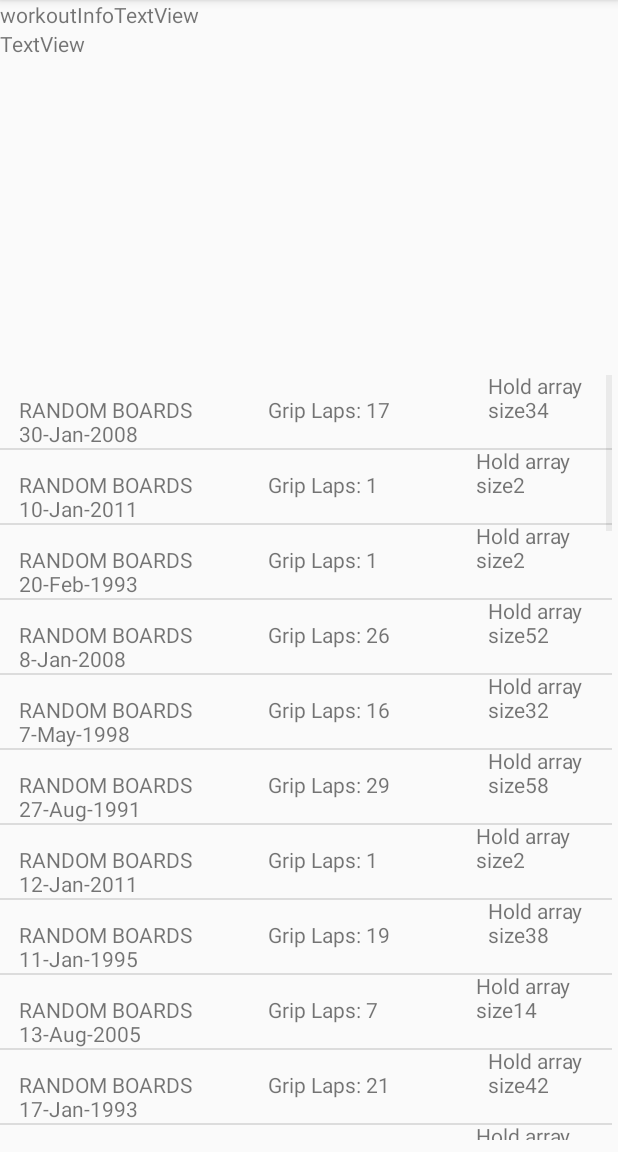
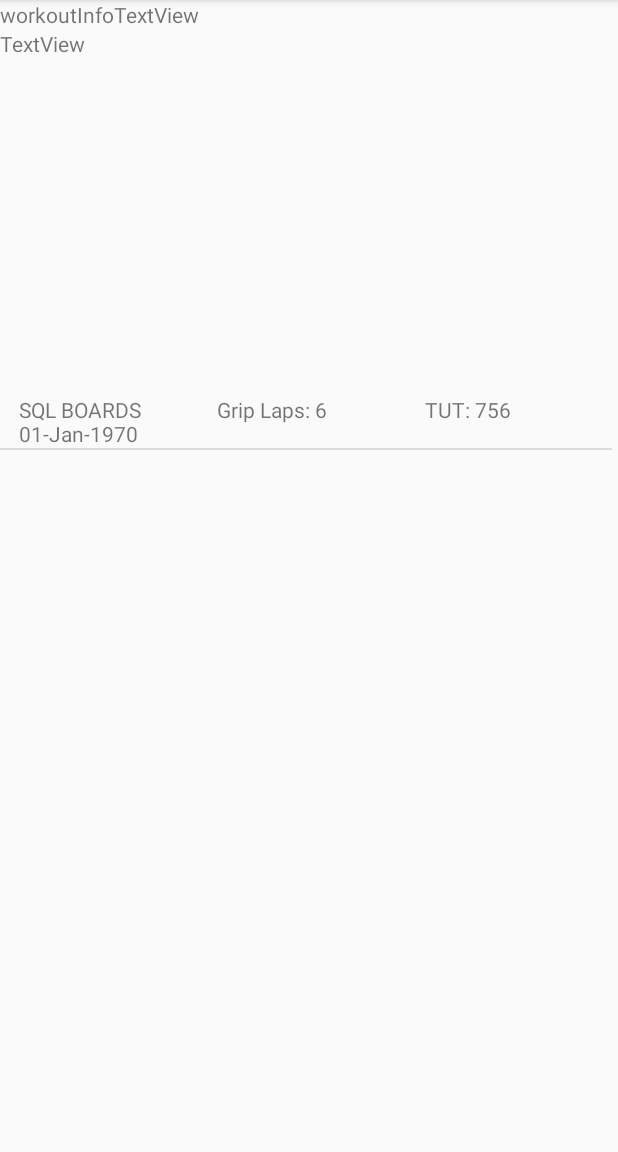
Before and after one commit to drugggi/HangboardApp, an Android app: the WorkoutStatistics screen opened directly, with no data from a screen before it, on a phone screen of 412 x 824 dp, the part 84-1236 px from its top. Run offline under Robolectric (Android 15) with nearby library versions, the phone set to English and light mode, and no system bars; 11 statements that could not run were skipped.

Commit message:
Date is working in SQLite database as long milliseconds value

```diff
--- a/app/src/main/java/com/finn/laakso/hangboardapp/MyDBHandler.java
+++ b/app/src/main/java/com/finn/laakso/hangboardapp/MyDBHandler.java
@@ -71,7 +71,7 @@ public class MyDBHandler extends SQLiteOpenHelper {
 
     }
 
-    public void addHangboardWorkout(int date, String hangboardName, TimeControls timeControls, ArrayList<Hold> workoutHolds) {
+    public void addHangboardWorkout(long date, String hangboardName, TimeControls timeControls, ArrayList<Hold> workoutHolds) {
 
         StringBuilder holdNumbers= new StringBuilder();
         StringBuilder gripTypes = new StringBuilder();
@@ -112,16 +112,27 @@ public class MyDBHandler extends SQLiteOpenHelper {
         onCreate(db);
     }
 
-    public int lookUpDate(int position) {
+    public int lookUpWorkoutCount() {
+
+        String countQuery = "SELECT  * FROM " + TABLE_WORKOUTS;
+        SQLiteDatabase db = this.getReadableDatabase();
+        Cursor cursor = db.rawQuery(countQuery, null);
+        int count = cursor.getCount();
+        cursor.close();
+        return count;
+
+    }
+
+    public long lookUpDate(int position) {
         String query = "SELECT * FROM " + TABLE_WORKOUTS + " WHERE " + COLUMN_ID + " =  \"" + position + "\"";
         SQLiteDatabase db = this.getWritableDatabase();
         Cursor cursor = db.rawQuery(query, null);
 
-        int date= 0;
+        long date= 0;
 
         if (cursor.moveToFirst()) {
             cursor.moveToFirst();
-            date = Integer.parseInt(cursor.getString(1));
+            date = Long.parseLong(cursor.getString(1));
         }
         db.close();
         return date;
--- a/app/src/main/java/com/finn/laakso/hangboardapp/WorkoutHistoryAdapter.java
+++ b/app/src/main/java/com/finn/laakso/hangboardapp/WorkoutHistoryAdapter.java
@@ -7,7 +7,9 @@ import android.view.ViewGroup;
 import android.widget.BaseAdapter;
 import android.widget.TextView;
 
+import java.text.SimpleDateFormat;
 import java.util.ArrayList;
+import java.util.Date;
 
 /**
  * Created by Laakso on 5.6.2018.
@@ -20,6 +22,8 @@ public class WorkoutHistoryAdapter extends BaseAdapter {
     ArrayList<String> dates;
     ArrayList<ArrayList<Hold>> arrayListOfHolds;
 
+    MyDBHandler db;
+
 
     public WorkoutHistoryAdapter(Context c,ArrayList<String> dates, ArrayList<TimeControls> tc,
                                  ArrayList<ArrayList<Hold>> arrayOfHolds) {
@@ -28,13 +32,17 @@ public class WorkoutHistoryAdapter extends BaseAdapter {
         this.dates = dates;
         this.timeControls = tc;
 
+        this.db = new MyDBHandler(c,null,null,1);
+
         mInflator = (LayoutInflater) c.getSystemService(Context.LAYOUT_INFLATER_SERVICE);
 
     }
 
     @Override
     public int getCount() {
-        return timeControls.size();
+
+        return db.lookUpWorkoutCount();
+        //return timeControls.size();
     }
 
     @Override
@@ -68,9 +76,12 @@ public class WorkoutHistoryAdapter extends BaseAdapter {
         TextView holdsTextView = (TextView) v.findViewById(R.id.hangboardTextView);
         TextView workoutTextView = (TextView) v.findViewById(R.id.difficultyTextView);
 
-        String board="RANDOM BOARDS\n" + dates.get(position);
-        String hold=" Grip Laps: " + timeControls.get(position).getGripLaps();
-        String grade="Hold array size" + arrayListOfHolds.get(position).size();
+        SimpleDateFormat sdf = new SimpleDateFormat("dd-MMM-yyyy");
+        Date resultdate = new Date(db.lookUpDate(position));
+
+        String board="SQL BOARDS\n" + sdf.format(resultdate);
+        String hold=" Grip Laps: " + db.lookUpTimeControls(position).getGripLaps();
+        String grade="TUT: " + db.lookUpTimeControls(position).getTimeUnderTension();
 
         boardTextView.setText(board);
         holdsTextView.setText(hold);
--- a/app/src/main/java/com/finn/laakso/hangboardapp/WorkoutStatistics.java
+++ b/app/src/main/java/com/finn/laakso/hangboardapp/WorkoutStatistics.java
@@ -8,7 +8,9 @@ import android.widget.ListView;
 import android.widget.TextView;
 import android.widget.Toast;
 
+import java.text.SimpleDateFormat;
 import java.util.ArrayList;
+import java.util.Date;
 import java.util.Random;
 
 public class WorkoutStatistics extends AppCompatActivity {
@@ -68,8 +70,12 @@ public class WorkoutStatistics extends AppCompatActivity {
                 timeControls.setGripLaps(workoutHolds.size()/2);
             }
         }
-
-        dbHandler.addHangboardWorkout(112233,"test board", timeControls, workoutHolds);
+        long time = System.currentTimeMillis();
+        SimpleDateFormat sdf = new SimpleDateFormat("dd-MMM-yyyy");
+        Date resultdate = new Date(time);
+        //Log.e("long time: "," " + time);
+        //Log.e("result date", sdf.format(resultdate));
+        dbHandler.addHangboardWorkout(time,"test board", timeControls, workoutHolds);
 
        // Log.d("before tc","tc next");
         allTimeControls = new ArrayList<TimeControls>();
@@ -82,19 +88,20 @@ public class WorkoutStatistics extends AppCompatActivity {
             arrayList_workoutHolds.add(getRandomWorkoutHolds(allTimeControls.get(i).getGripLaps()));
         }
 
+
 /*
-        Date c = Calendar.getInstance().getTime();
+        java.sql.Date c = Calendar.getInstance().getTime();
         Toast.makeText(this,"arraylist sizee: " + arrayList_workoutHolds.size(),Toast.LENGTH_SHORT).show();
 
         SimpleDateFormat df = new SimpleDateFormat("dd-MMM-yyyy");
         String formattedDate = df.format(c);
 
         Toast.makeText(this, "arraylist 1 item size" +arrayList_workoutHolds.get(0).size(),Toast.LENGTH_LONG).show();
-*/
+
         //String[] dates = {formattedDate,"tuesday","wednesday"};
         // String[] hangboards = {"bm100","bm2000","zlag"};
         // String[] difficulty = {"hard","easy","etc"};
-
+*/
         final WorkoutHistoryAdapter workoutAdapter = new WorkoutHistoryAdapter(this,dates, allTimeControls,arrayList_workoutHolds);
 
         workoutHistoryListView = (ListView) findViewById(R.id.workoutHistoryListView);
```
